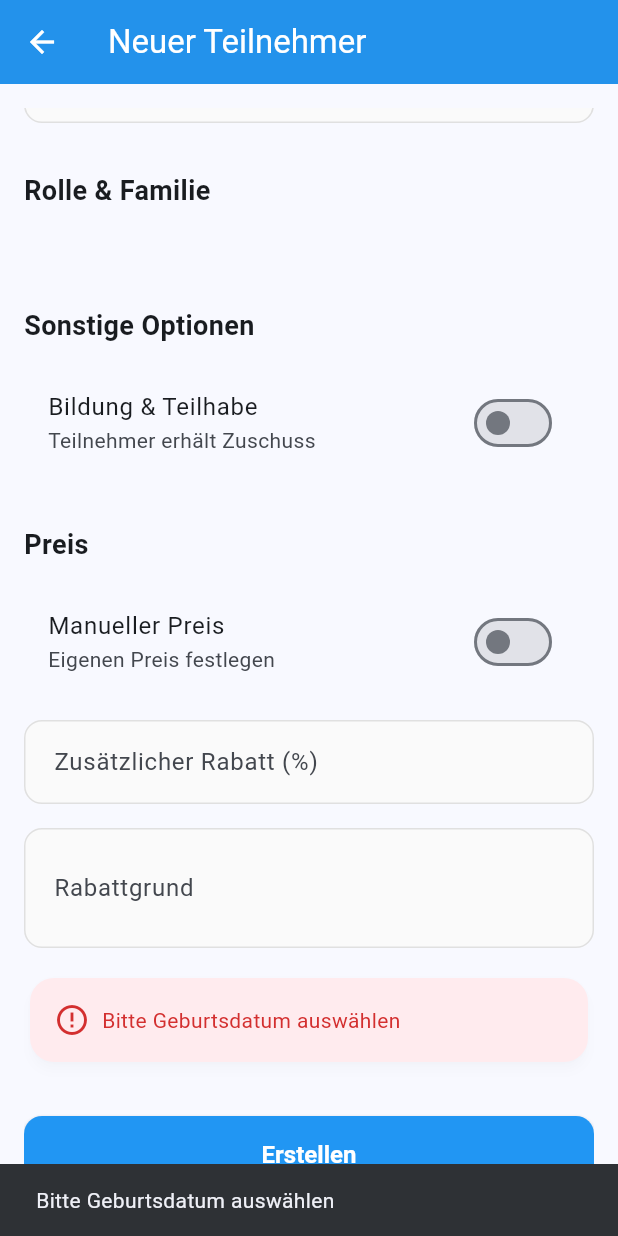
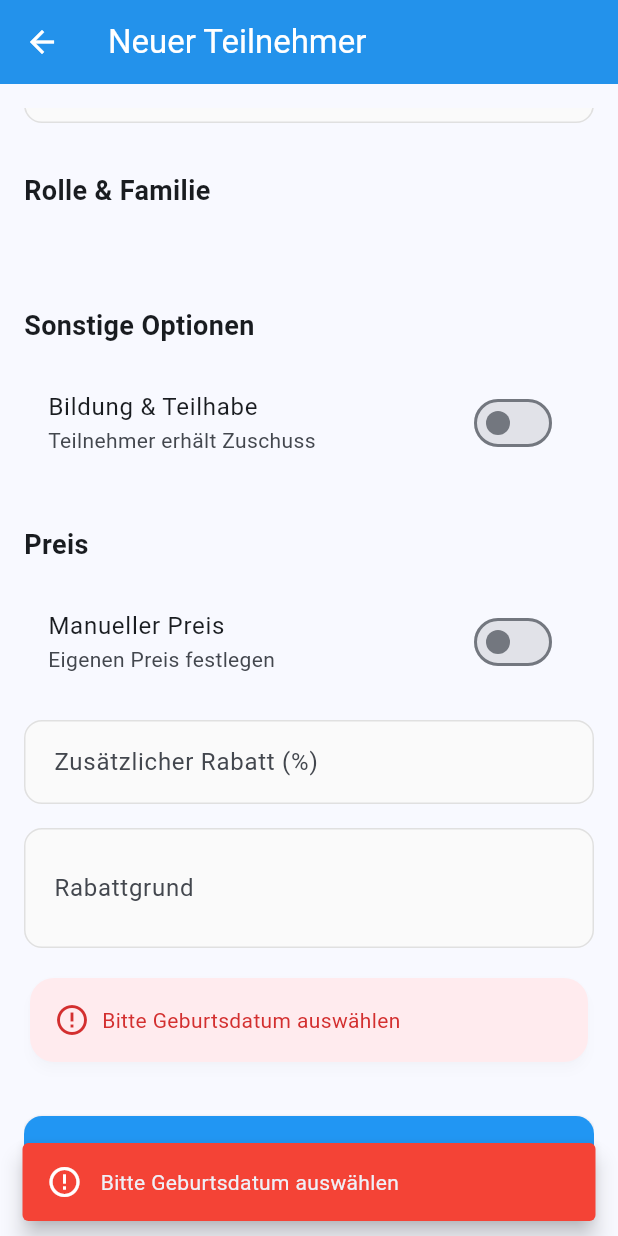
Before and after one commit to ptC7H12/Freizeitkasse, a Flutter app: the ParticipantFormScreen screen opened directly, scrolled down 1284 dp, after a tap on "Erstellen", on a phone screen of 412 x 824 dp. Run offline on Flutter 3.47's test engine with Material 3 defaults, Android fonts, the phone set to English and light mode, and no system bars; our stand-ins replace drift, file_picker, fl_chart, flutter_riverpod, logger, pdf and 1 more; missing offline and left inert: excel; accounts and stored records are empty; generated files the repository leaves out were written again.

Commit message:
Refactore participant, family und expense forms mit UIHelpers/Extensions

```diff
--- a/lib/screens/participants/participant_form_screen.dart
+++ b/lib/screens/participants/participant_form_screen.dart
@@ -566,9 +566,7 @@ class _ParticipantFormScreenState
     }
 
     if (_birthDate == null) {
-      ScaffoldMessenger.of(context).showSnackBar(
-        const SnackBar(content: Text('Bitte Geburtsdatum auswählen')),
-      );
+      context.showError('Bitte Geburtsdatum auswählen');
       return;
     }
 
@@ -631,10 +629,8 @@ class _ParticipantFormScreenState
         );
 
         if (mounted) {
-          ScaffoldMessenger.of(context).showSnackBar(
-            const SnackBar(content: Text('Teilnehmer erstellt')),
-          );
-          Navigator.of(context).pop();
+          context.showSuccess('Teilnehmer erstellt');
+          RouteHelpers.pop(context);
         }
       } else {
         // Update
@@ -675,17 +671,13 @@ class _ParticipantFormScreenState
         );
 
         if (mounted) {
-          ScaffoldMessenger.of(context).showSnackBar(
-            const SnackBar(content: Text('Teilnehmer aktualisiert')),
-          );
-          Navigator.of(context).pop();
+          context.showSuccess('Teilnehmer aktualisiert');
+          RouteHelpers.pop(context);
         }
       }
     } catch (e) {
       if (mounted) {
-        ScaffoldMessenger.of(context).showSnackBar(
-          SnackBar(content: Text('Fehler: $e')),
-        );
+        context.showError('Fehler: $e');
       }
     } finally {
       if (mounted) {
@@ -721,10 +713,8 @@ class _ParticipantFormScreenState
       await repository.deleteParticipant(widget.participantId!);
 
       if (mounted) {
-        ScaffoldMessenger.of(context).showSnackBar(
-          const SnackBar(content: Text('Teilnehmer gelöscht')),
-        );
-        Navigator.of(context).pop();
+        context.showSuccess('Teilnehmer gelöscht');
+        RouteHelpers.pop(context);
       }
     }
   }
```
Also changed, not shown: lib/screens/expenses/expense_form_screen.dart (+11 -21 lines), lib/screens/families/family_form_screen.dart (+9 -15 lines).
